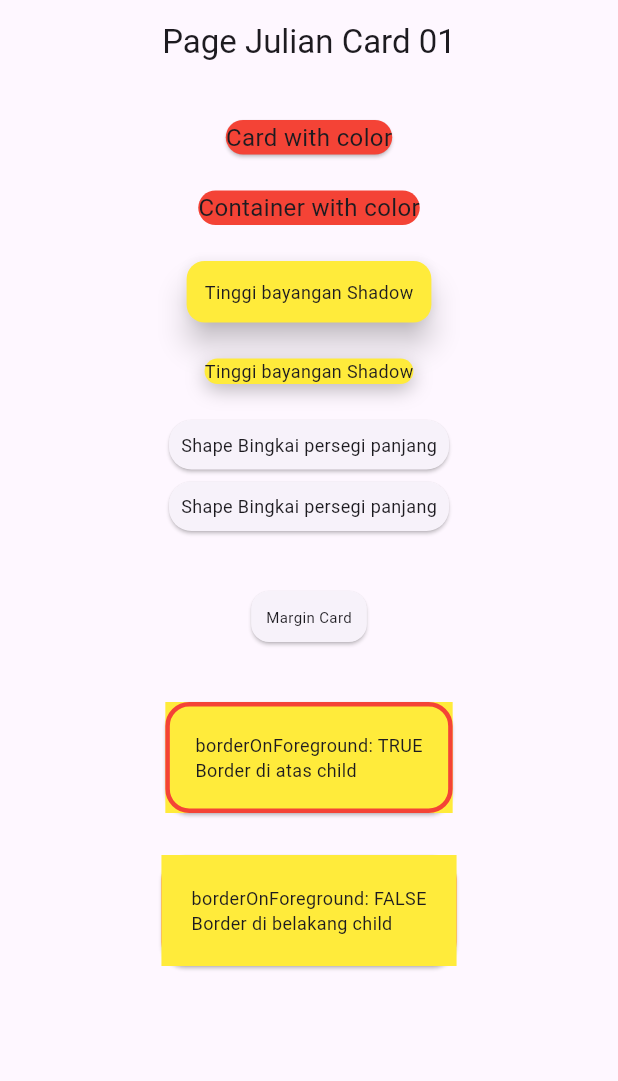
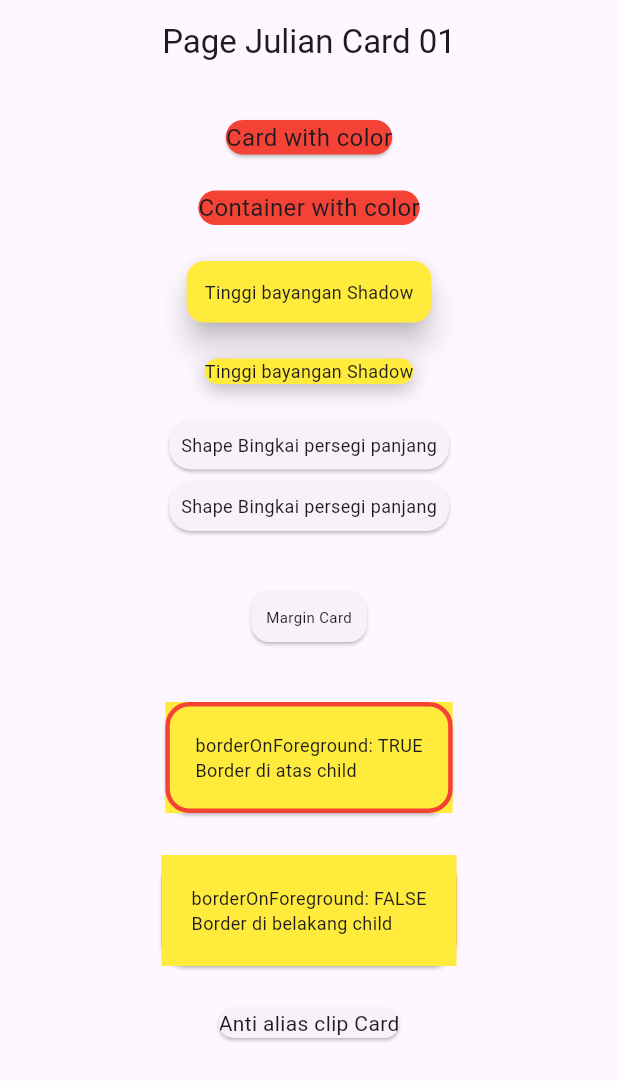
Before and after one commit to Julianarwansah/tugas_week_8_1123150112, a Flutter app: the screen it shows after launch, on a phone screen of 412 x 824 dp. Shown: the top 1081 px of the screen. Run offline on Flutter 3.47's test engine with Material 3 defaults, Android fonts, the phone set to English and light mode, and no system bars.

Commit message:
menambahkan card clip behavior

```diff
--- a/lib/pages/page_card_01.dart
+++ b/lib/pages/page_card_01.dart
@@ -145,6 +145,16 @@ class JulPageCard01 extends StatelessWidget {
               ),
             ),
 
+            const SizedBox(height: 20),
+
+            Card(
+              clipBehavior: Clip.antiAlias,
+              child: const Text(
+                "Anti alias clip Card",
+                style: TextStyle(fontSize: 14),
+              ),
+            ),
+
           ],
         ),
       ),
```
